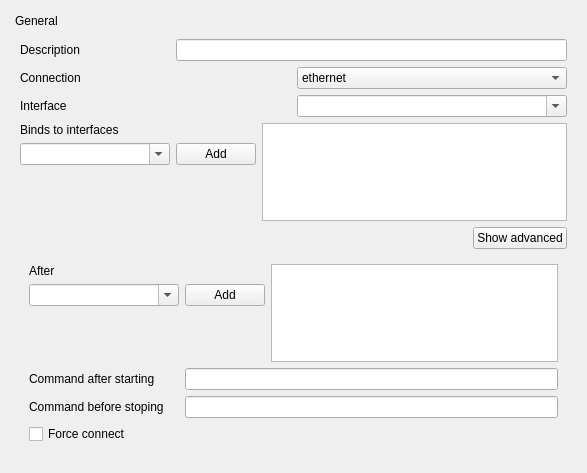
Above: sources/gui/src/generalwidget.ui from arcan1s/netctl-gui before the change. Below: the same form after it.
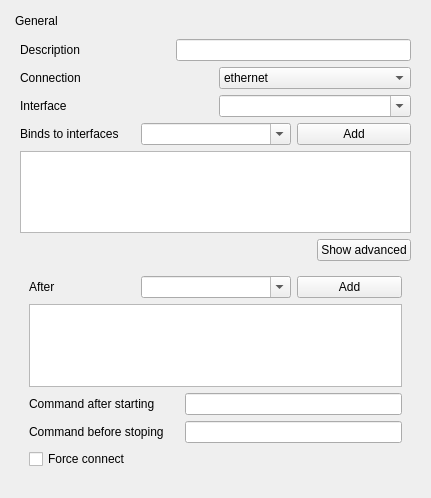
That is the form after the change.

What changed in the file:
```diff
--- a/sources/gui/src/generalwidget.ui
+++ b/sources/gui/src/generalwidget.ui
@@ -6,8 +6,8 @@
    <rect>
     <x>0</x>
     <y>0</y>
-    <width>587</width>
-    <height>473</height>
+    <width>431</width>
+    <height>498</height>
    </rect>
   </property>
   <property name="windowTitle">
@@ -150,9 +150,9 @@
         </layout>
        </item>
        <item>
-        <layout class="QHBoxLayout" name="layout_bindto">
+        <layout class="QVBoxLayout" name="verticalLayout">
          <item>
-          <layout class="QVBoxLayout" name="layout_bindtoLabel">
+          <layout class="QHBoxLayout" name="layout_bindtoButton">
            <item>
             <widget class="QLabel" name="label_bindto">
              <property name="text">
@@ -161,8 +161,6 @@
             </widget>
            </item>
            <item>
-            <layout class="QHBoxLayout" name="layout_bindtoButton">
-             <item>
               <widget class="QComboBox" name="comboBox_bindto">
                <property name="minimumSize">
                 <size>
@@ -185,21 +183,6 @@
             </layout>
            </item>
            <item>
-            <spacer name="spacer_bindto">
-             <property name="orientation">
-              <enum>Qt::Vertical</enum>
-             </property>
-             <property name="sizeHint" stdset="0">
-              <size>
-               <width>20</width>
-               <height>40</height>
-              </size>
-             </property>
-            </spacer>
-           </item>
-          </layout>
-         </item>
-         <item>
           <widget class="QListWidget" name="listWidget_bindto">
            <property name="maximumSize">
             <size>
@@ -242,9 +225,9 @@
         <widget class="QWidget" name="widget_generalAdvanced" native="true">
          <layout class="QVBoxLayout" name="verticalLayout_3">
           <item>
-           <layout class="QHBoxLayout" name="layout_after">
+           <layout class="QVBoxLayout" name="verticalLayout_2">
             <item>
-             <layout class="QVBoxLayout" name="layout_afterLabel">
+             <layout class="QHBoxLayout" name="layout_afterButton">
               <item>
                <widget class="QLabel" name="label_after">
                 <property name="text">
@@ -253,8 +236,6 @@
                </widget>
               </item>
               <item>
-               <layout class="QHBoxLayout" name="layout_afterButton">
-                <item>
                  <widget class="QComboBox" name="comboBox_after">
                   <property name="minimumSize">
                    <size>
@@ -273,21 +254,6 @@
                    <string>Add</string>
                   </property>
                  </widget>
-                </item>
-               </layout>
-              </item>
-              <item>
-               <spacer name="spacer_after">
-                <property name="orientation">
-                 <enum>Qt::Vertical</enum>
-                </property>
-                <property name="sizeHint" stdset="0">
-                 <size>
-                  <width>20</width>
-                  <height>40</height>
-                 </size>
-                </property>
-               </spacer>
               </item>
              </layout>
             </item>
```
Lines whose indentation alone changed are shown as unchanged.
